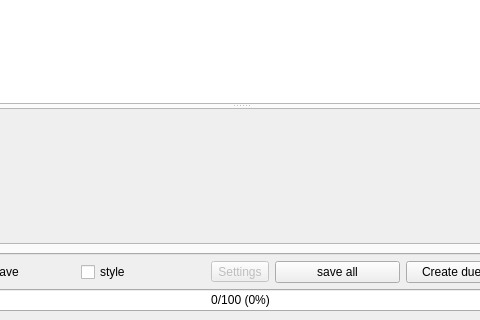
Before: the Qt Designer form main_window.ui in jlphillipsphd/CSCI-3130-Grader, drawn with Qt 5; both pictures show x 188 to 668 and y 264 to 584 of the 857 by 584 pixel window.
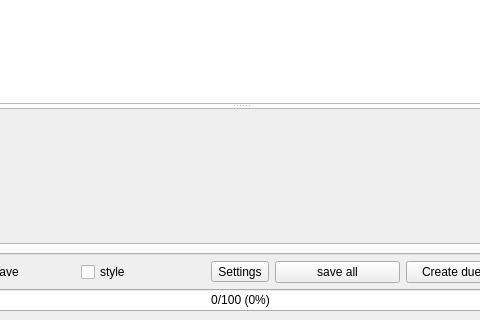
After: the same form once the commit is applied. Icons and pictures are not drawn. Custom widgets are drawn as their Qt base class.

```diff
--- a/main_window.ui
+++ b/main_window.ui
@@ -701,7 +701,7 @@
       <item>
        <widget class="QToolButton" name="toolButton">
         <property name="enabled">
-         <bool>false</bool>
+         <bool>true</bool>
         </property>
         <property name="text">
          <string>Settings</string>
```
Left out of the diff: 6 changed lines with no effect on the pictures.
